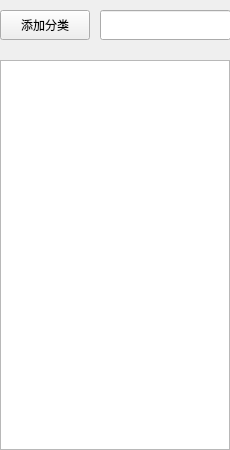
Old version of the form bms_chp1020/BMS/view/modifybookcategory.ui in the repository adventurer-w/Books-Management-System.
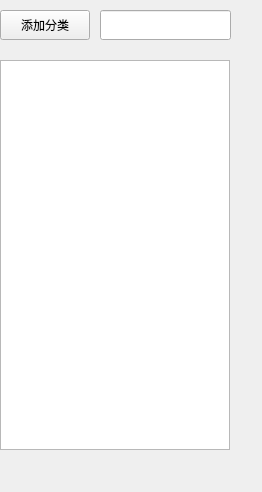
New version of the form.

Patch:
```diff
--- a/bms_chp1020/BMS/view/modifybookcategory.ui
+++ b/bms_chp1020/BMS/view/modifybookcategory.ui
@@ -6,8 +6,8 @@
    <rect>
     <x>0</x>
     <y>0</y>
-    <width>230</width>
-    <height>450</height>
+    <width>262</width>
+    <height>492</height>
    </rect>
   </property>
   <property name="windowTitle">
```
